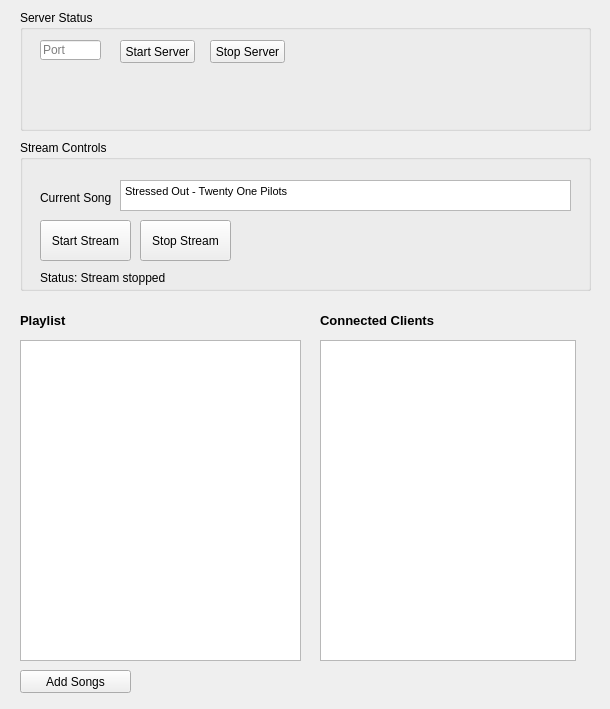
Above: Server/server.ui from MartinMinkov/Comm-Audio before the change. Below: the same form after it.
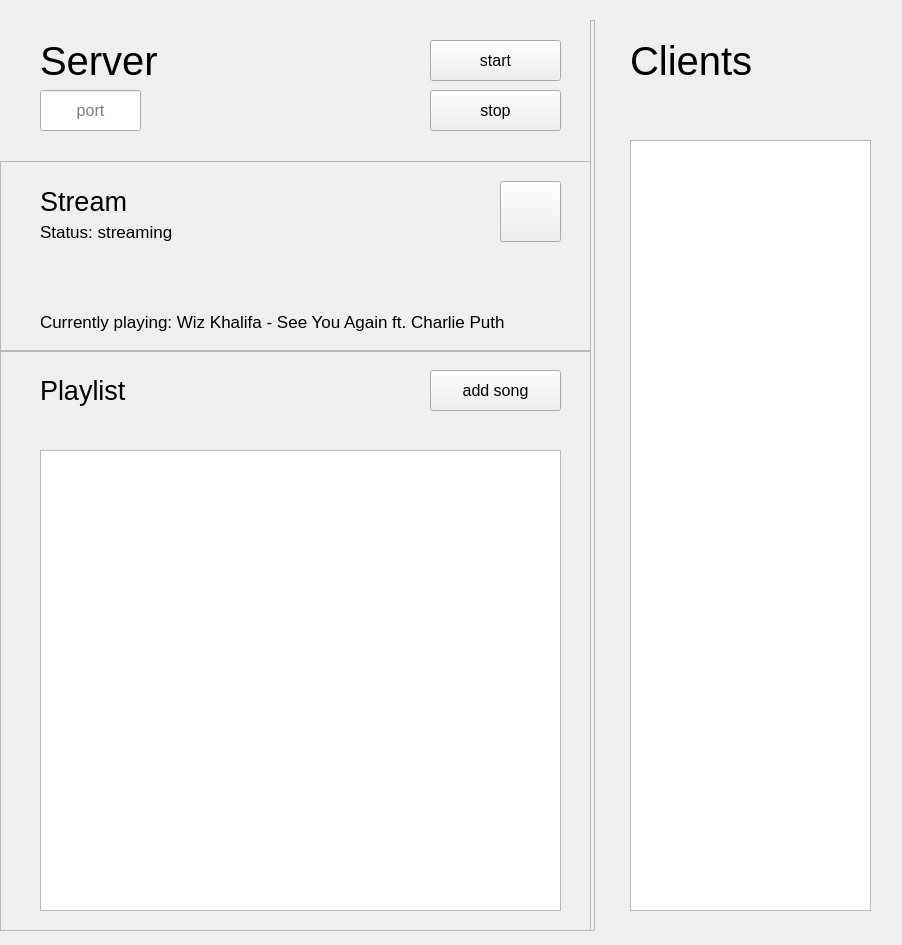
That is the form after the change. Icons and pictures are not drawn.

The edit to the form file:
```diff
--- a/Server/server.ui
+++ b/Server/server.ui
@@ -6,218 +6,372 @@
    <rect>
     <x>0</x>
     <y>0</y>
-    <width>610</width>
-    <height>709</height>
+    <width>902</width>
+    <height>945</height>
    </rect>
   </property>
   <property name="windowTitle">
    <string>commAudio</string>
   </property>
-  <widget class="QGroupBox" name="groupBox">
+  <widget class="QWidget" name="panel_bg_server_port" native="true">
    <property name="geometry">
     <rect>
-     <x>20</x>
-     <y>140</y>
-     <width>571</width>
-     <height>151</height>
+     <x>0</x>
+     <y>20</y>
+     <width>591</width>
+     <height>141</height>
     </rect>
-   </property>
-   <property name="title">
-    <string>Stream Controls</string>
-   </property>
-   <widget class="QTextEdit" name="textEdit">
-    <property name="geometry">
-     <rect>
-      <x>100</x>
-      <y>40</y>
-      <width>451</width>
-      <height>31</height>
-     </rect>
-    </property>
-    <property name="html">
-     <string>&lt;!DOCTYPE HTML PUBLIC &quot;-//W3C//DTD HTML 4.0//EN&quot; &quot;http://www.w3.org/TR/REC-html40/strict.dtd&quot;&gt;
-&lt;html&gt;&lt;head&gt;&lt;meta name=&quot;qrichtext&quot; content=&quot;1&quot; /&gt;&lt;style type=&quot;text/css&quot;&gt;
-p, li { white-space: pre-wrap; }
-&lt;/style&gt;&lt;/head&gt;&lt;body style=&quot; font-family:'MS Shell Dlg 2'; font-size:8.25pt; font-weight:400; font-style:normal;&quot;&gt;
-&lt;p style=&quot; margin-top:0px; margin-bottom:0px; margin-left:0px; margin-right:0px; -qt-block-indent:0; text-indent:0px;&quot;&gt;Stressed Out - Twenty One Pilots&lt;/p&gt;&lt;/body&gt;&lt;/html&gt;</string>
-    </property>
-   </widget>
-   <widget class="QLabel" name="label_2">
-    <property name="geometry">
-     <rect>
-      <x>20</x>
-      <y>50</y>
-      <width>71</width>
-      <height>16</height>
-     </rect>
-    </property>
-    <property name="text">
-     <string>Current Song</string>
-    </property>
-   </widget>
-   <widget class="QPushButton" name="pushButton">
-    <property name="geometry">
-     <rect>
-      <x>20</x>
-      <y>80</y>
-      <width>91</width>
-      <height>41</height>
-     </rect>
-    </property>
-    <property name="text">
-     <string>Start Stream</string>
-    </property>
-   </widget>
-   <widget class="QPushButton" name="pushButton_2">
-    <property name="geometry">
-     <rect>
-      <x>120</x>
-      <y>80</y>
-      <width>91</width>
-      <height>41</height>
-     </rect>
-    </property>
-    <property name="text">
-     <string>Stop Stream</string>
-    </property>
-   </widget>
-   <widget class="QLabel" name="label">
-    <property name="geometry">
-     <rect>
-      <x>20</x>
-      <y>130</y>
-      <width>131</width>
-      <height>16</height>
-     </rect>
-    </property>
-    <property name="text">
-     <string>Status: Stream stopped</string>
-    </property>
-   </widget>
-  </widget>
-  <widget class="QListView" name="playlistView">
-   <property name="geometry">
-    <rect>
-     <x>20</x>
-     <y>340</y>
-     <width>281</width>
-     <height>321</height>
-    </rect>
-   </property>
-  </widget>
-  <widget class="QLabel" name="label_3">
-   <property name="geometry">
-    <rect>
-     <x>20</x>
-     <y>310</y>
-     <width>61</width>
-     <height>21</height>
-    </rect>
-   </property>
-   <property name="font">
-    <font>
-     <pointsize>10</pointsize>
-     <weight>75</weight>
-     <bold>true</bold>
-    </font>
-   </property>
-   <property name="text">
-    <string>Playlist</string>
-   </property>
-  </widget>
-  <widget class="QLabel" name="label_4">
-   <property name="geometry">
-    <rect>
-     <x>320</x>
-     <y>310</y>
-     <width>141</width>
-     <height>21</height>
-    </rect>
-   </property>
-   <property name="font">
-    <font>
-     <pointsize>10</pointsize>
-     <weight>75</weight>
-     <bold>true</bold>
-    </font>
-   </property>
-   <property name="text">
-    <string>Connected Clients</string>
-   </property>
-  </widget>
-  <widget class="QPushButton" name="bAddSongs">
-   <property name="geometry">
-    <rect>
-     <x>20</x>
-     <y>670</y>
-     <width>111</width>
-     <height>23</height>
-    </rect>
-   </property>
-   <property name="text">
-    <string>Add Songs</string>
-   </property>
-  </widget>
-  <widget class="QGroupBox" name="groupBox_2">
-   <property name="geometry">
-    <rect>
-     <x>20</x>
-     <y>10</y>
-     <width>571</width>
-     <height>121</height>
-    </rect>
-   </property>
-   <property name="title">
-    <string>Server Status</string>
    </property>
    <widget class="QLineEdit" name="etPort">
     <property name="geometry">
      <rect>
-      <x>20</x>
-      <y>30</y>
-      <width>61</width>
-      <height>20</height>
+      <x>40</x>
+      <y>70</y>
+      <width>101</width>
+      <height>41</height>
      </rect>
     </property>
+    <property name="font">
+     <font>
+      <family>Segoe UI</family>
+      <pointsize>12</pointsize>
+     </font>
+    </property>
+    <property name="alignment">
+     <set>Qt::AlignCenter</set>
+    </property>
     <property name="placeholderText">
-     <string>Port</string>
+     <string>port</string>
     </property>
    </widget>
    <widget class="QPushButton" name="bStartServer">
     <property name="geometry">
      <rect>
-      <x>100</x>
-      <y>30</y>
-      <width>75</width>
-      <height>23</height>
+      <x>430</x>
+      <y>20</y>
+      <width>131</width>
+      <height>41</height>
      </rect>
     </property>
+    <property name="font">
+     <font>
+      <family>Segoe UI</family>
+      <pointsize>12</pointsize>
+      <weight>50</weight>
+      <bold>false</bold>
+     </font>
+    </property>
     <property name="text">
-     <string>Start Server</string>
+     <string>start</string>
     </property>
    </widget>
    <widget class="QPushButton" name="bStopServer">
     <property name="geometry">
      <rect>
-      <x>190</x>
-      <y>30</y>
-      <width>75</width>
-      <height>23</height>
+      <x>430</x>
+      <y>70</y>
+      <width>131</width>
+      <height>41</height>
      </rect>
     </property>
+    <property name="font">
+     <font>
+      <family>Segoe UI</family>
+      <pointsize>12</pointsize>
+     </font>
+    </property>
     <property name="text">
-     <string>Stop Server</string>
+     <string>stop</string>
+    </property>
+   </widget>
+   <widget class="QLabel" name="label_server_title">
+    <property name="geometry">
+     <rect>
+      <x>40</x>
+      <y>20</y>
+      <width>141</width>
+      <height>41</height>
+     </rect>
+    </property>
+    <property name="font">
+     <font>
+      <family>Segoe UI</family>
+      <pointsize>30</pointsize>
+      <stylestrategy>PreferAntialias</stylestrategy>
+     </font>
+    </property>
+    <property name="text">
+     <string>Server</string>
+    </property>
+   </widget>
+  </widget>
+  <widget class="QFrame" name="panel_bg_server_stream">
+   <property name="geometry">
+    <rect>
+     <x>0</x>
+     <y>161</y>
+     <width>591</width>
+     <height>191</height>
+    </rect>
+   </property>
+   <property name="frameShape">
+    <enum>QFrame::StyledPanel</enum>
+   </property>
+   <property name="frameShadow">
+    <enum>QFrame::Raised</enum>
+   </property>
+   <widget class="QLabel" name="label_server_stream">
+    <property name="geometry">
+     <rect>
+      <x>40</x>
+      <y>20</y>
+      <width>141</width>
+      <height>41</height>
+     </rect>
+    </property>
+    <property name="font">
+     <font>
+      <family>Segoe UI</family>
+      <pointsize>20</pointsize>
+      <stylestrategy>PreferAntialias</stylestrategy>
+     </font>
+    </property>
+    <property name="text">
+     <string>Stream</string>
+    </property>
+   </widget>
+   <widget class="QLabel" name="label_server_stream_status">
+    <property name="geometry">
+     <rect>
+      <x>40</x>
+      <y>50</y>
+      <width>221</width>
+      <height>41</height>
+     </rect>
+    </property>
+    <property name="font">
+     <font>
+      <family>Segoe UI</family>
+      <pointsize>13</pointsize>
+      <stylestrategy>PreferAntialias</stylestrategy>
+     </font>
+    </property>
+    <property name="text">
+     <string>Status: streaming</string>
+    </property>
+   </widget>
+   <widget class="QLabel" name="label_server_stream_current">
+    <property name="geometry">
+     <rect>
+      <x>40</x>
+      <y>140</y>
+      <width>531</width>
+      <height>41</height>
+     </rect>
+    </property>
+    <property name="font">
+     <font>
+      <family>Segoe UI</family>
+      <pointsize>13</pointsize>
+      <stylestrategy>PreferAntialias</stylestrategy>
+     </font>
+    </property>
+    <property name="text">
+     <string>Currently playing: Wiz Khalifa - See You Again ft. Charlie Puth</string>
+    </property>
+   </widget>
+   <widget class="QPushButton" name="button_start_stream">
+    <property name="geometry">
+     <rect>
+      <x>500</x>
+      <y>20</y>
+      <width>61</width>
+      <height>61</height>
+     </rect>
+    </property>
+    <property name="autoFillBackground">
+     <bool>true</bool>
+    </property>
+    <property name="text">
+     <string/>
+    </property>
+    <property name="icon">
+     <iconset resource="qdarkstyle/style.qrc">
+      <normaloff>:/qss_icons/rc/play-circle.png</normaloff>
+      <activeon>:/qss_icons/rc/pause-circle.png</activeon>
+      <selectedon>:/qss_icons/rc/pause-circle.png</selectedon>:/qss_icons/rc/play-circle.png</iconset>
+    </property>
+    <property name="iconSize">
+     <size>
+      <width>60</width>
+      <height>60</height>
+     </size>
+    </property>
+    <property name="checkable">
+     <bool>true</bool>
+    </property>
+    <property name="autoRepeat">
+     <bool>false</bool>
+    </property>
+    <property name="autoExclusive">
+     <bool>false</bool>
+    </property>
+    <property name="flat">
+     <bool>false</bool>
+    </property>
+   </widget>
+  </widget>
+  <widget class="QFrame" name="panel_bg_server_lists">
+   <property name="geometry">
+    <rect>
+     <x>0</x>
+     <y>350</y>
+     <width>591</width>
+     <height>581</height>
+    </rect>
+   </property>
+   <property name="frameShape">
+    <enum>QFrame::StyledPanel</enum>
+   </property>
+   <property name="frameShadow">
+    <enum>QFrame::Raised</enum>
+   </property>
+   <widget class="QPushButton" name="bAddSongs">
+    <property name="geometry">
+     <rect>
+      <x>430</x>
+      <y>20</y>
+      <width>131</width>
+      <height>41</height>
+     </rect>
+    </property>
+    <property name="font">
+     <font>
+      <family>Segoe UI</family>
+      <pointsize>12</pointsize>
+     </font>
+    </property>
+    <property name="text">
+     <string>add song</string>
+    </property>
+   </widget>
+   <widget class="QLabel" name="label_server_playlist">
+    <property name="geometry">
+     <rect>
+      <x>40</x>
+      <y>20</y>
+      <width>141</width>
+      <height>41</height>
+     </rect>
+    </property>
+    <property name="font">
+     <font>
+      <family>Segoe UI</family>
+      <pointsize>20</pointsize>
+      <stylestrategy>PreferAntialias</stylestrategy>
+     </font>
+    </property>
+    <property name="text">
+     <string>Playlist</string>
+    </property>
+   </widget>
+   <widget class="QTableView" name="playlistView">
+    <property name="geometry">
+     <rect>
+      <x>40</x>
+      <y>100</y>
+      <width>521</width>
+      <height>461</height>
+     </rect>
+    </property>
+    <property name="sizePolicy">
+     <sizepolicy hsizetype="Maximum" vsizetype="Expanding">
+      <horstretch>0</horstretch>
+      <verstretch>0</verstretch>
+     </sizepolicy>
+    </property>
+    <property name="font">
+     <font>
+      <pointsize>10</pointsize>
+     </font>
+    </property>
+    <property name="showGrid">
+     <bool>false</bool>
     </property>
    </widget>
   </widget>
   <widget class="QListWidget" name="userView">
    <property name="geometry">
     <rect>
-     <x>320</x>
-     <y>340</y>
-     <width>256</width>
-     <height>321</height>
+     <x>630</x>
+     <y>140</y>
+     <width>241</width>
+     <height>771</height>
     </rect>
+   </property>
+   <property name="font">
+    <font>
+     <pointsize>16</pointsize>
+    </font>
+   </property>
+  </widget>
+  <widget class="QLabel" name="label_server_client">
+   <property name="geometry">
+    <rect>
+     <x>630</x>
+     <y>40</y>
+     <width>141</width>
+     <height>41</height>
+    </rect>
+   </property>
+   <property name="font">
+    <font>
+     <family>Segoe UI</family>
+     <pointsize>30</pointsize>
+     <stylestrategy>PreferAntialias</stylestrategy>
+    </font>
+   </property>
+   <property name="text">
+    <string>Clients</string>
+   </property>
+  </widget>
+  <widget class="QFrame" name="panel_bg_server_divider">
+   <property name="geometry">
+    <rect>
+     <x>590</x>
+     <y>20</y>
+     <width>5</width>
+     <height>911</height>
+    </rect>
+   </property>
+   <property name="frameShape">
+    <enum>QFrame::StyledPanel</enum>
+   </property>
+   <property name="frameShadow">
+    <enum>QFrame::Raised</enum>
+   </property>
+  </widget>
+  <widget class="QLabel" name="label_server_client_number">
+   <property name="geometry">
+    <rect>
+     <x>790</x>
+     <y>40</y>
+     <width>81</width>
+     <height>41</height>
+    </rect>
+   </property>
+   <property name="font">
+    <font>
+     <family>Segoe UI</family>
+     <pointsize>30</pointsize>
+     <stylestrategy>PreferAntialias</stylestrategy>
+    </font>
+   </property>
+   <property name="text">
+    <string/>
+   </property>
+   <property name="alignment">
+    <set>Qt::AlignRight|Qt::AlignTrailing|Qt::AlignVCenter</set>
    </property>
   </widget>
  </widget>
```
Left out of the diff: 4 changed lines with no effect on the pictures.
